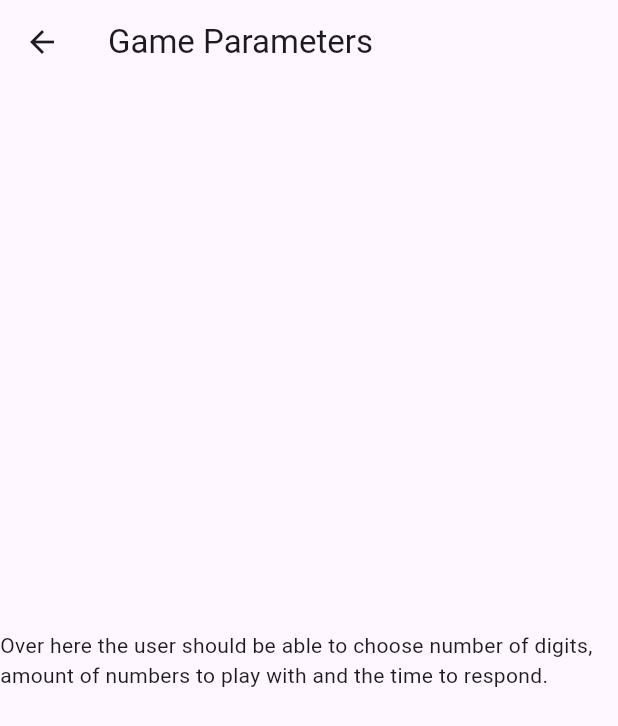
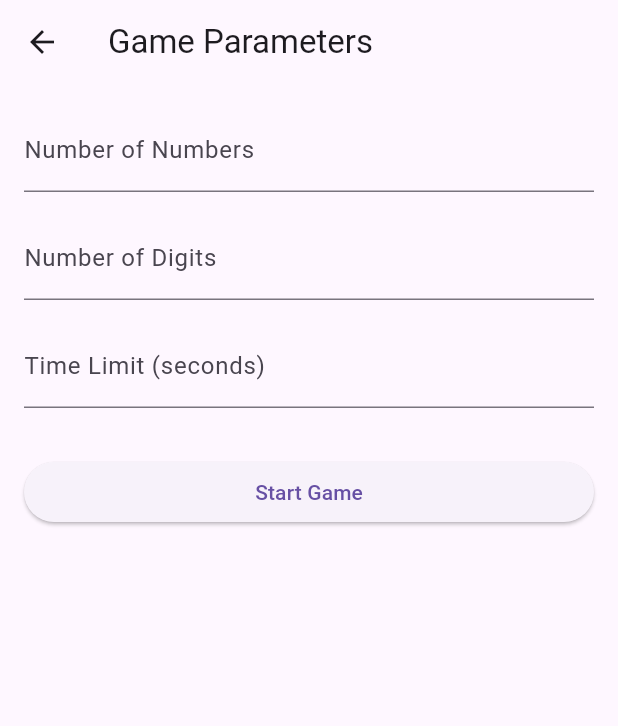
Before and after one commit to Arteaga33/Aritmetic-Game, a Flutter app: the GameParameters screen opened by its route, on a phone screen of 412 x 824 dp. Shown: the top 726 px of the screen. Run offline on Flutter 3.47's test engine with Material 3 defaults, Android fonts, the phone set to English and light mode, and no system bars; generated files the repository leaves out were written again.

Commit message:
Created the game game_parameters to recieve user Input.

```diff
--- a/lib/src/app.dart
+++ b/lib/src/app.dart
@@ -73,7 +73,7 @@ class AritmeticGame extends StatelessWidget {
                   case SettingsView.routeName:
                     return SettingsView(controller: settingsController);
                   case GameParameters.routeName:
-                    return const GameParameters();
+                    return GameParameters();
                   case ButtonsList.routeName:
                   default:
                     return const ButtonsList();
--- a/lib/src/widgets/game_parameters.dart
+++ b/lib/src/widgets/game_parameters.dart
@@ -1,10 +1,21 @@
 import 'package:flutter/material.dart';
 
-/// Displays detailed information about a SampleItem.
-class GameParameters extends StatelessWidget {
-  const GameParameters({super.key});
+/// Game parameters chosen by the user as Input
+/// TODO: use the recieved parameters for each Arithmetic Game.
+class GameParameters extends StatefulWidget {
+  static const routeName = '/game_parameters';
 
-  static const routeName = '/game_parameters';
+  @override
+  GameParametersState createState() => GameParametersState();
+}
+
+class GameParametersState extends State<GameParameters> {
+
+  final TextEditingController _numberOfNumbersController =
+      TextEditingController();
+  final TextEditingController _numberOfDigitsController =
+      TextEditingController();
+  final TextEditingController _timeLimitController = TextEditingController();
 
   @override
   Widget build(BuildContext context) {
@@ -12,9 +23,53 @@ class GameParameters extends StatelessWidget {
       appBar: AppBar(
         title: const Text('Game Parameters'),
       ),
-      body: const Center(
-        //TODO: Develop the different games to play here.
-        child: Text('Over here the user should be able to choose number of digits, amount of numbers to play with and the time to respond.'),
+      body: Padding(
+        padding: const EdgeInsets.all(16.0),
+        child: Column(
+          crossAxisAlignment: CrossAxisAlignment.stretch,
+          children: [
+            TextField(
+              controller: _numberOfNumbersController,
+              keyboardType: TextInputType.number,
+              decoration: const InputDecoration(
+                labelText: 'Number of Numbers',
+                hintText: 'Enter number of numbers',
+              ),
+            ),
+            const SizedBox(height: 16.0),
+            TextField(
+              controller: _numberOfDigitsController,
+              keyboardType: TextInputType.number,
+              decoration: const InputDecoration(
+                labelText: 'Number of Digits',
+                hintText: 'Enter number of digits',
+              ),
+            ),
+            const SizedBox(height: 16.0),
+            TextField(
+              controller: _timeLimitController,
+              keyboardType: TextInputType.number,
+              decoration: const InputDecoration(
+                labelText: 'Time Limit (seconds)',
+                hintText: 'Enter time limit in seconds',
+              ),
+            ),
+            const SizedBox(height: 32.0),
+            ElevatedButton(
+              onPressed: () {
+                // Validate and process the input parameters
+                int numberOfNumbers = int.tryParse(_numberOfNumbersController.text) ?? 0;
+                int numberOfDigits = int.tryParse(_numberOfDigitsController.text) ?? 0;
+                int timeLimit = int.tryParse(_timeLimitController.text) ?? 0;
+
+                // Proceed with the game setup or validation
+                // You can navigate to the game screen here passing the parameters,
+                // or perform any other actions based on the input parameters.
+              },
+              child: Text('Start Game'),
+            ),
+          ],
+        ),
       ),
     );
   }
```
